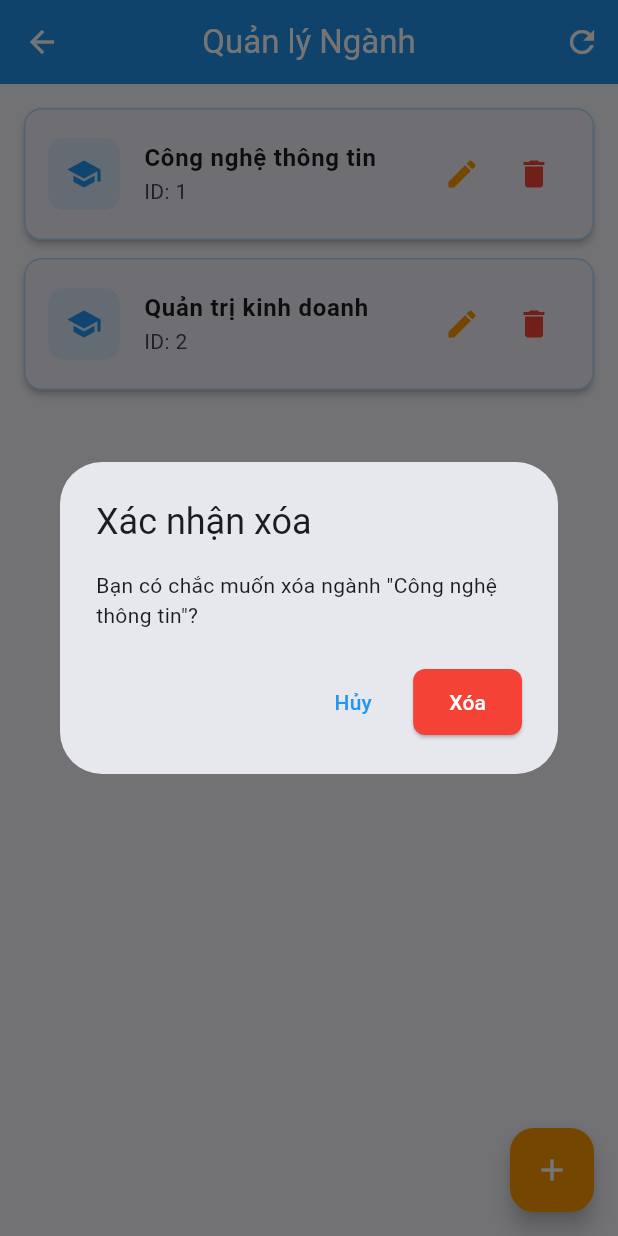
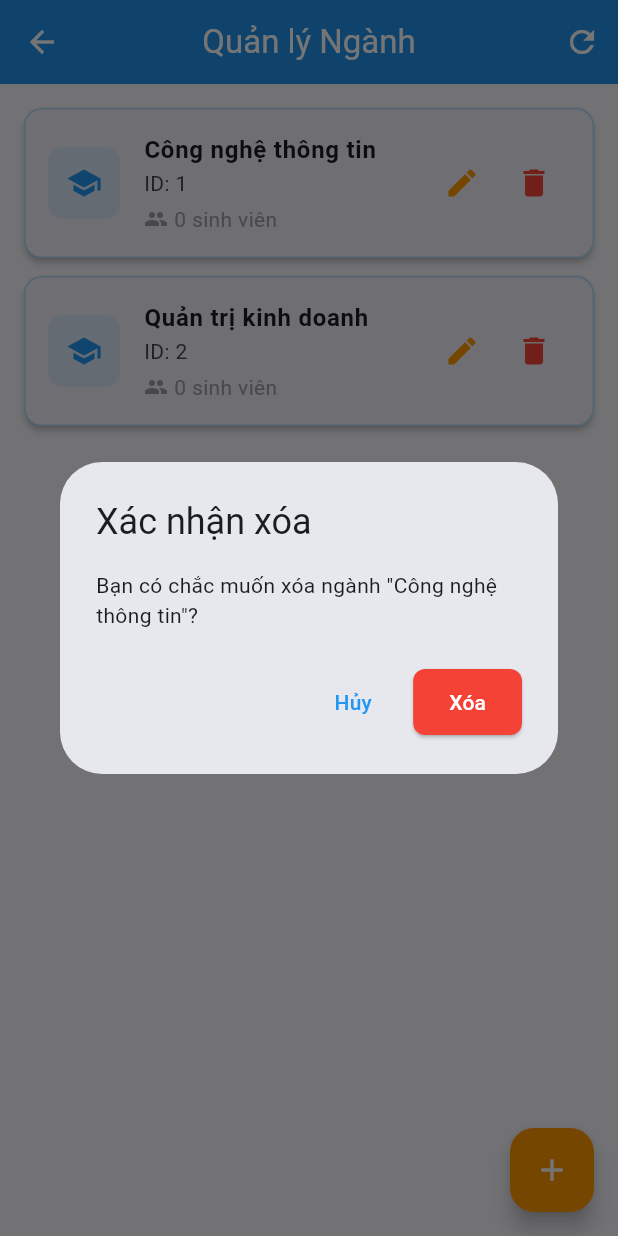
Before and after one commit to thinhdabezt/student_manager, a Flutter app: the MajorListScreen screen opened by its route, after a tap on the "delete" icon, on a phone screen of 412 x 824 dp. Run offline on Flutter 3.47's test engine with Material 3 defaults, Android fonts, the phone set to English and light mode, and no system bars; our stand-ins replace flutter_contacts, geocoding, google_maps_flutter, image_picker, permission_handler, sqflite; accounts and stored records are empty.

Commit message:
Add student count validation before major deletion and enhance major selection in student form

```diff
--- a/lib/providers/major_provider.dart
+++ b/lib/providers/major_provider.dart
@@ -37,6 +37,10 @@
     await fetchMajors();
   }
 
+  Future<int> getStudentCountByMajorId(int majorId) async {
+    return await _dbHelper.getStudentCountByMajorId(majorId);
+  }
+
   String? getMajorName(int? id) {
     if (id == null) return null;
     try {
--- a/lib/screens/major_list_screen.dart
+++ b/lib/screens/major_list_screen.dart
@@ -20,7 +20,33 @@
     );
   }
 
-  void _deleteMajor(BuildContext context, int id, String name) {
+  void _deleteMajor(BuildContext context, int id, String name) async {
+    // Check student count first
+    final majorProvider = Provider.of<MajorProvider>(context, listen: false);
+    final studentCount = await majorProvider.getStudentCountByMajorId(id);
+
+    if (studentCount > 0) {
+      if (!context.mounted) return;
+      showDialog(
+        context: context,
+        builder: (ctx) => AlertDialog(
+          title: const Text('Không thể xóa'),
+          content: Text(
+            'Ngành "$name" có $studentCount sinh viên đang sử dụng.\n\n'
+            'Vui lòng chuyển các sinh viên sang ngành khác trước khi xóa.',
+          ),
+          actions: [
+            TextButton(
+              onPressed: () => Navigator.pop(ctx),
+              child: const Text('Đóng'),
+            ),
+          ],
+        ),
+      );
+      return;
+    }
+
+    if (!context.mounted) return;
     showDialog(
       context: context,
       builder: (ctx) => AlertDialog(
@@ -37,7 +63,7 @@
               try {
                 await Provider.of<MajorProvider>(context, listen: false)
                     .deleteMajor(id);
-                if (mounted) {
+                if (context.mounted) {
                   ScaffoldMessenger.of(context).showSnackBar(
                     SnackBar(
                       content: const Text('Xóa ngành thành công'),
@@ -46,11 +72,12 @@
                   );
                 }
               } catch (e) {
-                if (mounted) {
+                if (context.mounted) {
                   ScaffoldMessenger.of(context).showSnackBar(
                     SnackBar(
-                      content: Text('Lỗi: $e'),
+                      content: Text('Lỗi: ${e.toString().replaceAll('Exception: ', '')}'),
                       backgroundColor: Colors.red,
+                      duration: const Duration(seconds: 4),
                     ),
                   );
                 }
@@ -121,6 +148,11 @@
                   itemCount: majorProvider.majors.length,
                   itemBuilder: (context, index) {
                     final major = majorProvider.majors[index];
+                    return FutureBuilder<int>(
+                      future: majorProvider.getStudentCountByMajorId(major.id!),
+                      builder: (context, snapshot) {
+                        final studentCount = snapshot.data ?? 0;
+
                         return Card(
                           margin: const EdgeInsets.only(bottom: 12),
                           elevation: 2,
@@ -154,7 +186,36 @@
                                 fontSize: 16,
                               ),
                             ),
-                        subtitle: Text('ID: ${major.id}'),
+                            subtitle: Column(
+                              crossAxisAlignment: CrossAxisAlignment.start,
+                              children: [
+                                Text('ID: ${major.id}'),
+                                const SizedBox(height: 4),
+                                Row(
+                                  children: [
+                                    Icon(
+                                      Icons.people,
+                                      size: 16,
+                                      color: studentCount > 0
+                                        ? AppTheme.accentGreen
+                                        : Colors.grey,
+                                    ),
+                                    const SizedBox(width: 4),
+                                    Text(
+                                      '$studentCount sinh viên',
+                                      style: TextStyle(
+                                        color: studentCount > 0
+                                          ? AppTheme.accentGreen
+                                          : Colors.grey,
+                                        fontWeight: studentCount > 0
+                                          ? FontWeight.w600
+                                          : FontWeight.normal,
+                                      ),
+                                    ),
+                                  ],
+                                ),
+                              ],
+                            ),
                             trailing: Row(
                               mainAxisSize: MainAxisSize.min,
                               children: [
@@ -190,6 +251,8 @@
                           ),
                         );
                       },
+                    );
+                  },
                 ),
       floatingActionButton: FloatingActionButton(
         onPressed: () {
--- a/lib/services/database_helper.dart
+++ b/lib/services/database_helper.dart
@@ -149,7 +149,31 @@
 
   Future<int> deleteNganh(int id) async {
     final db = await database;
+
+    // Check if any students are using this major
+    final students = await db.query(
+      'Sinhvien',
+      where: 'nganh_id = ?',
+      whereArgs: [id],
+    );
+
+    if (students.isNotEmpty) {
+      throw Exception(
+        'Không thể xóa ngành này vì có ${students.length} sinh viên đang sử dụng. '
+        'Vui lòng chuyển sinh viên sang ngành khác trước.',
+      );
+    }
+
     return await db.delete('Nganh', where: 'id = ?', whereArgs: [id]);
+  }
+
+  Future<int> getStudentCountByMajorId(int majorId) async {
+    final db = await database;
+    final result = await db.rawQuery(
+      'SELECT COUNT(*) as count FROM Sinhvien WHERE nganh_id = ?',
+      [majorId],
+    );
+    return Sqflite.firstIntValue(result) ?? 0;
   }
 
   // ===========================================
```
Also changed, not shown: lib/screens/student_form_screen.dart (+42 -2 lines). Lines whose indentation alone changed are shown as unchanged.
